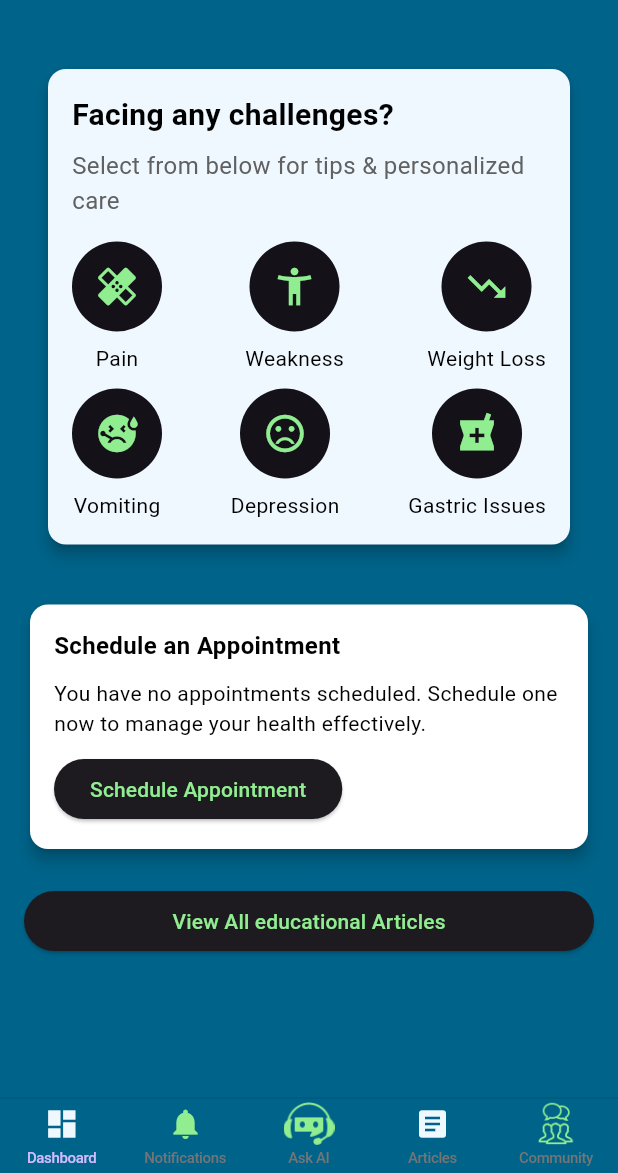
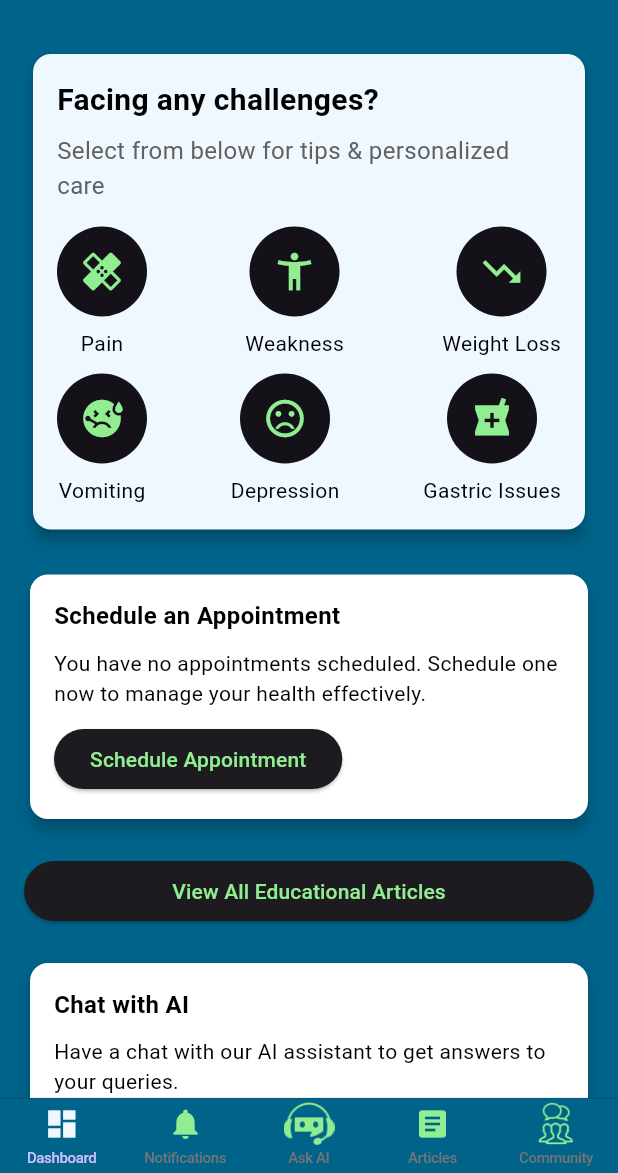
Before and after one commit to zahidprvz/hcq, a Flutter app: the screen it shows once a user with an empty profile is signed in, on a phone screen of 412 x 824 dp, the part 63-1236 px from its top. Run offline on Flutter 3.47's test engine with Material 3 defaults, Android fonts, the phone set to English and light mode, and no system bars; our stand-ins replace cloud_firestore, firebase_auth, firebase_core, firebase_storage, flutter_map, fluttertoast and 5 more; missing offline and left inert: tflite_flutter; accounts and stored records are empty; project files that could hold a hidden picture were left out.

Commit message:
added more cards in dashboard_screen

```diff
--- a/lib/resources/auth_methods.dart
+++ b/lib/resources/auth_methods.dart
@@ -43,7 +43,7 @@
           password: password,
         );
 
-        print(cred.user!.uid);
+        // print(cred.user!.uid);
 
         String photoUrl = '';
         if (file != null) {
--- a/lib/responsive/mobile_screen_layout.dart
+++ b/lib/responsive/mobile_screen_layout.dart
@@ -51,7 +51,7 @@
             icon: Icon(
               Icons.article,
               size: 24, // Normal icon size
-              color: _page == 0 ? primaryColor : secondaryColor,
+              color: _page == 3 ? primaryColor : secondaryColor,
             ),
             label: 'Articles',
           ),
--- a/lib/screens/appointment_screen.dart
+++ b/lib/screens/appointment_screen.dart
@@ -59,9 +59,9 @@
 
     try {
       await appointmentsRef.doc(appointmentId).delete();
-      print('Appointment deleted successfully');
+      // print('Appointment deleted successfully');
     } catch (e) {
-      print('Error deleting appointment: $e');
+      // print('Error deleting appointment: $e');
     }
   }
 
--- a/lib/screens/dashboard_screen.dart
+++ b/lib/screens/dashboard_screen.dart
@@ -1,26 +1,23 @@
-import 'dart:async';
-
 import 'package:flutter/material.dart';
+import 'package:firebase_auth/firebase_auth.dart';
 import 'package:cloud_firestore/cloud_firestore.dart';
-import 'package:intl/intl.dart'; // For date formatting
-import 'package:firebase_auth/firebase_auth.dart';
-import 'package:hcq/screens/appointment_screen.dart'; // Import your appointment screen
+import 'package:hcq/screens/chatbot_screen.dart';
+import 'package:hcq/screens/user_quiz_screen.dart';
+import 'package:intl/intl.dart';
+import 'package:hcq/screens/appointment_screen.dart';
 import 'package:hcq/screens/colon_cancer_article_screen.dart';
 import 'package:hcq/screens/game_screen.dart';
 import 'package:hcq/utils/colors.dart';
 import 'package:hcq/widgets/challenges_card.dart';
-// Import your ArticleCard widget
 
 class DashboardScreen extends StatefulWidget {
-  const DashboardScreen({super.key});
+  const DashboardScreen({Key? key}) : super(key: key);
 
   @override
   State<DashboardScreen> createState() => _DashboardScreenState();
 }
 
 class _DashboardScreenState extends State<DashboardScreen> {
-  late StreamSubscription<DateTime> _timerSubscription;
-  late Stream<QuerySnapshot> _appointmentsStream;
   bool hasAppointments = false;
   String appointmentDetails = '';
 
@@ -28,13 +25,6 @@
   void initState() {
     super.initState();
     _loadAppointments();
-    _startTimer();
-  }
-
-  @override
-  void dispose() {
-    _timerSubscription.cancel();
-    super.dispose();
   }
 
   void _loadAppointments() {
@@ -44,15 +34,8 @@
         .doc(uid)
         .collection('userAppointments');
 
-    _appointmentsStream = appointmentsRef.snapshots();
-  }
-
-  void _startTimer() {
-    _timerSubscription = Stream<DateTime>.periodic(
-      const Duration(seconds: 1),
-      (count) => DateTime.now(),
-    ).listen((currentTime) {
-      setState(() {}); // Update UI every second
+    appointmentsRef.get().then((snapshot) {
+      _checkAppointmentsStatus(snapshot);
     });
   }
 
@@ -102,11 +85,14 @@
                 );
               },
               child: const Text(
-                'View All educational Articles',
+                'View All Educational Articles',
                 style: TextStyle(color: secondaryColor),
               ),
             ),
-            // Add any additional widgets below if needed
+            const SizedBox(height: 20.0),
+            _buildAIChatCard(),
+            const SizedBox(height: 20.0),
+            _buildQuizCard(), // Add the quiz card here
           ],
         ),
       ),
@@ -152,9 +138,10 @@
             const Text(
               'Schedule an Appointment',
               style: TextStyle(
-                  fontWeight: FontWeight.bold,
-                  fontSize: 16.0,
-                  color: Colors.black),
+                fontWeight: FontWeight.bold,
+                fontSize: 16.0,
+                color: Colors.black,
+              ),
             ),
             const SizedBox(height: 10.0),
             const Text(
@@ -167,11 +154,104 @@
                 Navigator.push(
                   context,
                   MaterialPageRoute(
-                      builder: (context) => const AppointmentsScreen()),
+                    builder: (context) => const AppointmentsScreen(),
+                  ),
                 );
               },
               child: const Text(
                 'Schedule Appointment',
+                style: TextStyle(color: secondaryColor),
+              ),
+            ),
+          ],
+        ),
+      ),
+    );
+  }
+
+  Widget _buildAIChatCard() {
+    return Card(
+      color: Colors.white,
+      elevation: 4.0,
+      child: Padding(
+        padding: const EdgeInsets.all(16.0),
+        child: Column(
+          crossAxisAlignment: CrossAxisAlignment.start,
+          children: [
+            const Text(
+              'Chat with AI',
+              style: TextStyle(
+                fontWeight: FontWeight.bold,
+                fontSize: 16.0,
+                color: Colors.black,
+              ),
+            ),
+            const SizedBox(height: 10.0),
+            const Text(
+              'Have a chat with our AI assistant to get answers to your queries.',
+              style: TextStyle(fontSize: 14.0, color: Colors.black),
+            ),
+            const SizedBox(height: 10.0),
+            ElevatedButton(
+              onPressed: () {
+                // Navigate to AI Chat Screen
+                // Replace `ChatScreen` with your actual AI chat screen widget
+                Navigator.push(
+                  context,
+                  MaterialPageRoute(
+                      builder: (context) => ChatBotScreen(
+                            uid: FirebaseAuth.instance.currentUser!.uid,
+                          )),
+                );
+              },
+              child: const Text(
+                'Start Chat',
+                style: TextStyle(color: secondaryColor),
+              ),
+            ),
+          ],
+        ),
+      ),
+    );
+  }
+
+  Widget _buildQuizCard() {
+    return Card(
+      color: Colors.white,
+      elevation: 4.0,
+      child: Padding(
+        padding: const EdgeInsets.all(16.0),
+        child: Column(
+          crossAxisAlignment: CrossAxisAlignment.start,
+          children: [
+            const Text(
+              'Give a Quiz and Know Yourself Better',
+              style: TextStyle(
+                fontWeight: FontWeight.bold,
+                fontSize: 16.0,
+                color: Colors.black,
+              ),
+            ),
+            const SizedBox(height: 10.0),
+            const Text(
+              'Take a quiz to understand more about your health and get personalized insights.',
+              style: TextStyle(fontSize: 14.0, color: Colors.black),
+            ),
+            const SizedBox(height: 10.0),
+            ElevatedButton(
+              onPressed: () {
+                Navigator.push(
+                  context,
+                  MaterialPageRoute(
+                    builder: (context) => QuizScreen(
+                      uid: FirebaseAuth.instance.currentUser!.uid,
+                      quizFilePath: 'assets/quiz_question_answers.json',
+                    ),
+                  ),
+                );
+              },
+              child: const Text(
+                'Start Quiz',
                 style: TextStyle(color: secondaryColor),
               ),
             ),
@@ -222,9 +302,9 @@
 
     try {
       await appointmentsRef.doc(appointmentId).delete();
-      print('Appointment deleted successfully');
+      // print('Appointment deleted successfully');
     } catch (e) {
-      print('Error deleting appointment: $e');
+      // print('Error deleting appointment: $e');
     }
   }
 }
--- a/lib/screens/map_screen.dart
+++ b/lib/screens/map_screen.dart
@@ -74,7 +74,7 @@
           desiredAccuracy: LocationAccuracy.high);
       return LatLng(position.latitude, position.longitude);
     } catch (e) {
-      print('Error getting current location: $e');
+      // print('Error getting current location: $e');
       return const LatLng(
           38.8951, -77.0364); // Default location (Washington, DC)
     }
@@ -117,7 +117,7 @@
         throw Exception('Failed to load clinics');
       }
     } catch (e) {
-      print('Error getting nearby clinics: $e');
+      // print('Error getting nearby clinics: $e');
       return []; // Return empty list if there's an error
     }
   }
--- a/lib/services/colon_cancer_article_services.dart
+++ b/lib/services/colon_cancer_article_services.dart
@@ -10,7 +10,7 @@
 
     if (response.statusCode == 200) {
       final document = XmlDocument.parse(response.body);
-      print(document.toXmlString(pretty: true)); // Debug the XML response
+      // print(document.toXmlString(pretty: true)); // Debug the XML response
 
       final items = document.findAllElements('document');
       return items.map((item) => Article.fromXml(item)).toList();
--- a/lib/utils/utils.dart
+++ b/lib/utils/utils.dart
@@ -9,7 +9,7 @@
   if (file != null) {
     return await file.readAsBytes();
   }
-  print('No image selected');
+  // print('No image selected');
 }
 
 showSnackBar(String content, BuildContext context) {
--- a/lib/widgets/challenges_card.dart
+++ b/lib/widgets/challenges_card.dart
@@ -15,7 +15,7 @@
     return Card(
       color: primaryColor,
       elevation: 4,
-      margin: const EdgeInsets.all(16.0),
+      margin: const EdgeInsets.all(6.0),
       child: Padding(
         padding: const EdgeInsets.all(16.0),
         child: Column(
@@ -113,7 +113,8 @@
                   () => Navigator.push(
                     context,
                     MaterialPageRoute(
-                      builder: (context) => const GastricIssuesManagementWidget(),
+                      builder: (context) =>
+                          const GastricIssuesManagementWidget(),
                     ),
                   ),
                 ),
--- a/lib/widgets/post_card.dart
+++ b/lib/widgets/post_card.dart
@@ -46,7 +46,7 @@
         commentLen = snap.docs.length;
       });
     } catch (e) {
-      print('Error fetching comments: $e');
+      // print('Error fetching comments: $e');
       showSnackBar(e.toString(), context);
     }
   }
--- a/lib/widgets/profile_customization_widget.dart
+++ b/lib/widgets/profile_customization_widget.dart
@@ -115,7 +115,7 @@
       TaskSnapshot taskSnapshot = await uploadTask.whenComplete(() => null);
       return await taskSnapshot.ref.getDownloadURL();
     } catch (e) {
-      print('Error uploading image: $e');
+      // print('Error uploading image: $e');
       return '';
     }
   }
```
Also changed, not shown: lib/resources/firestore_methods.dart (+8 -8 lines), lib/screens/map_screen2.dart (+9 -11 lines), lib/screens/user_quiz_screen.dart (+6 -6 lines).
